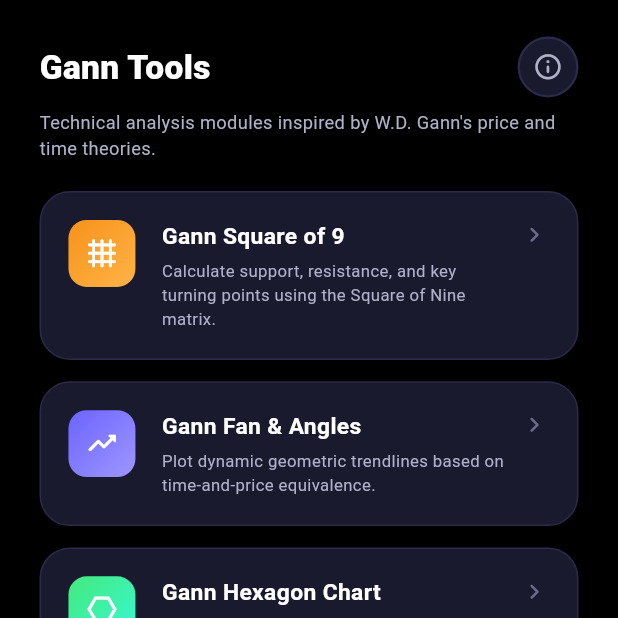
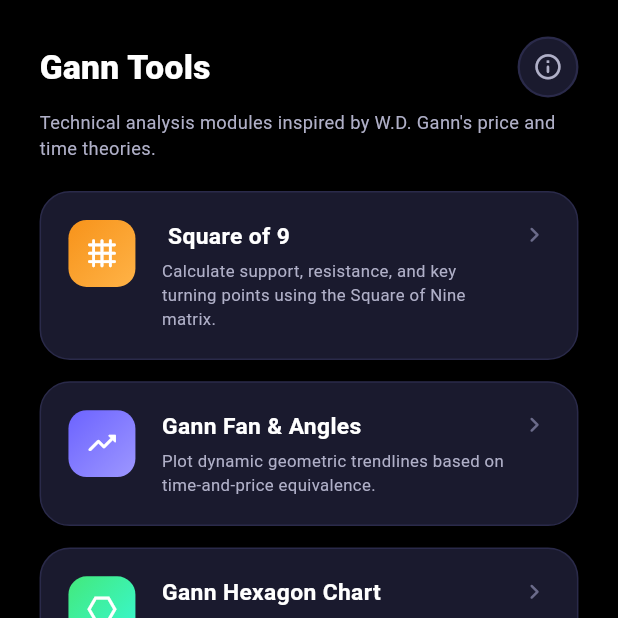
Before and after one commit to dorradydora-dotcom/Gannzilla-Q9, a Flutter app: the screen it shows once a user with an empty profile is signed in, item 4 of the bottom bar chosen, on a phone screen of 412 x 824 dp, the top half of it. Run offline on Flutter 3.47's test engine with Material 3 defaults, Android fonts, the phone set to English and light mode, and no system bars; our stand-ins replace firebase_core, flutter_screenutil, go_router, google_fonts, google_sign_in, supabase_flutter; accounts and stored records are empty; Roboto replaces fonts that are missing (Cairo).

Commit message:
13/3/2026

```diff
--- a/lib/features/home/screens/gann_tab.dart
+++ b/lib/features/home/screens/gann_tab.dart
@@ -9,26 +9,30 @@ class GannTab extends StatelessWidget {
   Widget build(BuildContext context) {
     final tools = [
       {
-        'title': 'Gann Square of 9',
-        'desc': 'Calculate support, resistance, and key turning points using the Square of Nine matrix.',
+        'title': ' Square of 9',
+        'desc':
+            'Calculate support, resistance, and key turning points using the Square of Nine matrix.',
         'icon': Icons.grid_4x4_rounded,
         'gradient': AppColors.cryptoGradient
       },
       {
         'title': 'Gann Fan & Angles',
-        'desc': 'Plot dynamic geometric trendlines based on time-and-price equivalence.',
+        'desc':
+            'Plot dynamic geometric trendlines based on time-and-price equivalence.',
         'icon': Icons.trending_up_rounded,
         'gradient': AppColors.primaryGradient
       },
       {
         'title': 'Gann Hexagon Chart',
-        'desc': 'Discover cyclical time frames and coordinates for major market movements.',
+        'desc':
+            'Discover cyclical time frames and coordinates for major market movements.',
         'icon': Icons.hexagon_outlined,
         'gradient': AppColors.newsGradient
       },
       {
         'title': 'Price-Time Calculator',
-        'desc': 'Align market highs/lows against key astronomical or numeric angles.',
+        'desc':
+            'Align market highs/lows against key astronomical or numeric angles.',
         'icon': Icons.calculate_outlined,
         'gradient': AppColors.whaleGradient
       },
```
